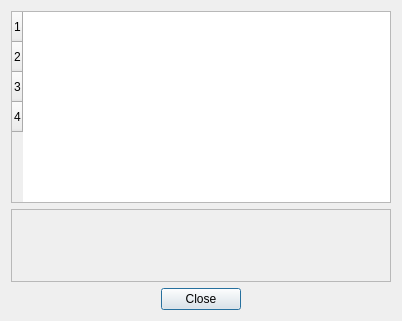
Qt form src/plugins/weight_matrix/src/ui/ViewMatrixDialog.ui (violethaze74/ugene) before a commit.
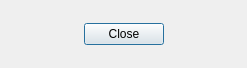
The same form after that commit.

Patch:
```diff
--- a/src/plugins/weight_matrix/src/ui/ViewMatrixDialog.ui
+++ b/src/plugins/weight_matrix/src/ui/ViewMatrixDialog.ui
@@ -6,8 +6,8 @@
    <rect>
     <x>0</x>
     <y>0</y>
-    <width>402</width>
-    <height>321</height>
+    <width>247</width>
+    <height>68</height>
    </rect>
   </property>
   <property name="sizePolicy">
@@ -19,52 +19,12 @@
   <property name="windowTitle">
    <string>View matrix</string>
   </property>
-  <layout class="QVBoxLayout" name="verticalLayout_2" stretch="0,1,0">
+  <layout class="QVBoxLayout" name="verticalLayout">
    <item>
-    <widget class="QTableWidget" name="tableWidget">
-     <property name="sizePolicy">
-      <sizepolicy hsizetype="Expanding" vsizetype="Preferred">
-       <horstretch>0</horstretch>
-       <verstretch>0</verstretch>
-      </sizepolicy>
-     </property>
-     <property name="layoutDirection">
-      <enum>Qt::LeftToRight</enum>
-     </property>
-     <property name="rowCount">
-      <number>4</number>
-     </property>
-     <attribute name="horizontalHeaderVisible">
-      <bool>true</bool>
-     </attribute>
-     <attribute name="verticalHeaderVisible">
-      <bool>true</bool>
-     </attribute>
-     <row/>
-     <row/>
-     <row/>
-     <row/>
-    </widget>
+    <layout class="QVBoxLayout" name="MLLayout"/>
    </item>
    <item>
-    <widget class="QScrollArea" name="scrollArea">
-     <property name="widgetResizable">
-      <bool>true</bool>
-     </property>
-     <widget class="QWidget" name="logoWidget">
-      <property name="geometry">
-       <rect>
-        <x>0</x>
-        <y>0</y>
-        <width>380</width>
-        <height>68</height>
-       </rect>
-      </property>
-     </widget>
-    </widget>
-   </item>
-   <item>
-    <layout class="QHBoxLayout" name="horizontalLayout">
+    <layout class="QHBoxLayout" name="closeLayout">
      <item>
       <spacer name="horizontalSpacer">
        <property name="orientation">
```
